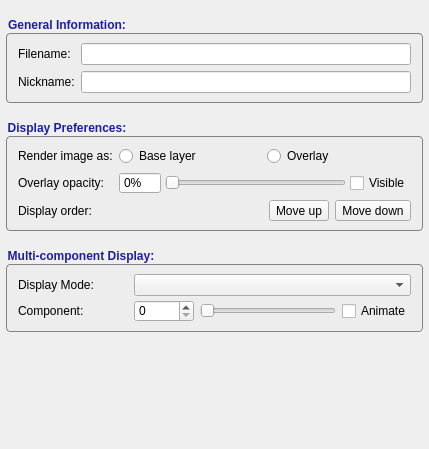
This is GUI/Qt/Components/GeneralLayerInspector.ui in pyushkevich/itksnap as Qt 5 draws it before an edit. The edited form follows.
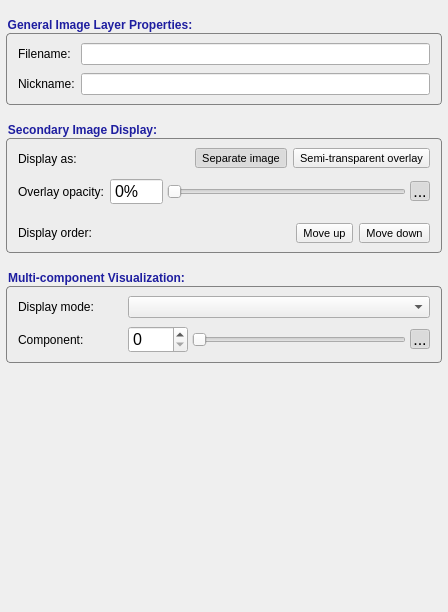
This is the edited form. Icons and pictures are not drawn.

Commit message: Further improvements to the layer inspector general tab

The edit to the form file:
```diff
--- a/GUI/Qt/Components/GeneralLayerInspector.ui
+++ b/GUI/Qt/Components/GeneralLayerInspector.ui
@@ -6,8 +6,8 @@
    <rect>
     <x>0</x>
     <y>0</y>
-    <width>429</width>
-    <height>449</height>
+    <width>448</width>
+    <height>612</height>
    </rect>
   </property>
   <property name="windowTitle">
@@ -55,10 +55,15 @@
      <property name="enabled">
       <bool>true</bool>
      </property>
+     <property name="styleSheet">
+      <string notr="true">QToolButton {
+font-size:11px;
+}</string>
+     </property>
      <property name="title">
-      <string>General Information:</string>
+      <string>General Image Layer Properties:</string>
      </property>
-     <layout class="QGridLayout" name="gridLayout_2" rowstretch="0,0">
+     <layout class="QGridLayout" name="gridLayout_3" rowstretch="0,0">
       <property name="leftMargin">
        <number>6</number>
       </property>
@@ -71,9 +76,19 @@
       <property name="bottomMargin">
        <number>4</number>
       </property>
+      <property name="horizontalSpacing">
+       <number>6</number>
+      </property>
       <property name="verticalSpacing">
-       <number>6</number>
+       <number>8</number>
       </property>
+      <item row="1" column="1">
+       <widget class="QLineEdit" name="inNickname">
+        <property name="toolTip">
+         <string>This is the name that is used when referring to the image in ITK-SNAP.</string>
+        </property>
+       </widget>
+      </item>
       <item row="0" column="0">
        <widget class="QLabel" name="label_3">
         <property name="text">
@@ -89,28 +104,29 @@
        </widget>
       </item>
       <item row="1" column="0">
-       <widget class="QLabel" name="label_4">
+       <widget class="QLabel" name="label_6">
         <property name="text">
          <string>Nickname:</string>
         </property>
        </widget>
       </item>
-      <item row="1" column="1">
-       <widget class="QLineEdit" name="inNickname">
-        <property name="toolTip">
-         <string>This is the name that is used when referring to the image in ITK-SNAP.</string>
-        </property>
-       </widget>
-      </item>
      </layout>
     </widget>
    </item>
    <item>
-    <widget class="QGroupBox" name="grpOverlay">
+    <widget class="QGroupBox" name="grpSecondary">
+     <property name="enabled">
+      <bool>true</bool>
+     </property>
+     <property name="styleSheet">
+      <string notr="true">QToolButton {
+font-size:11px;
+}</string>
+     </property>
      <property name="title">
-      <string>Display Preferences:</string>
+      <string>Secondary Image Display:</string>
      </property>
-     <layout class="QGridLayout" name="gridLayout_3" columnstretch="0,1,0">
+     <layout class="QGridLayout" name="gridLayout_2" rowstretch="0,0,0,0">
       <property name="leftMargin">
        <number>6</number>
       </property>
@@ -123,72 +139,17 @@
       <property name="bottomMargin">
        <number>4</number>
       </property>
+      <property name="horizontalSpacing">
+       <number>6</number>
+      </property>
       <property name="verticalSpacing">
-       <number>6</number>
+       <number>8</number>
       </property>
-      <item row="0" column="1" colspan="2">
-       <widget class="QWidget" name="grpOverlayChecks" native="true">
-        <layout class="QHBoxLayout" name="horizontalLayout_3">
-         <property name="spacing">
-          <number>4</number>
-         </property>
-         <property name="leftMargin">
-          <number>0</number>
-         </property>
-         <property name="topMargin">
-          <number>0</number>
-         </property>
-         <property name="rightMargin">
-          <number>0</number>
-         </property>
-         <property name="bottomMargin">
-          <number>0</number>
-         </property>
-         <item>
-          <widget class="QRadioButton" name="btnUnpin">
-           <property name="toolTip">
-            <string>Render the image side by side with other image layers. This setting is best when working with multiple anatomical images at once.</string>
-           </property>
-           <property name="text">
-            <string>Base layer</string>
-           </property>
-           <property name="icon">
-            <iconset resource="../Resources/SNAPResources.qrc">
-             <normaloff>:/root/icons8_unpin_12.png</normaloff>:/root/icons8_unpin_12.png</iconset>
-           </property>
-           <property name="iconSize">
-            <size>
-             <width>12</width>
-             <height>12</height>
-            </size>
-           </property>
-          </widget>
-         </item>
-         <item>
-          <widget class="QRadioButton" name="btnPin">
-           <property name="toolTip">
-            <string>Render the image as a semi-transparent overlay on top of other images. This setting is best for statistical maps.</string>
-           </property>
-           <property name="text">
-            <string>Overlay</string>
-           </property>
-           <property name="icon">
-            <iconset resource="../Resources/SNAPResources.qrc">
-             <normaloff>:/root/icons8_pin_12.png</normaloff>:/root/icons8_pin_12.png</iconset>
-           </property>
-           <property name="iconSize">
-            <size>
-             <width>12</width>
-             <height>12</height>
-            </size>
-           </property>
-          </widget>
-         </item>
-        </layout>
-       </widget>
-      </item>
-      <item row="1" column="1" colspan="2">
+      <item row="1" column="1">
        <widget class="QWidget" name="grpOpacity" native="true">
+        <property name="styleSheet">
+         <string notr="true">font-size:12pt;</string>
+        </property>
         <layout class="QHBoxLayout" name="horizontalLayout_4">
          <property name="spacing">
           <number>4</number>
@@ -235,43 +196,143 @@
           </widget>
          </item>
          <item>
-          <widget class="QCheckBox" name="chkVisible">
+          <widget class="QToolButton" name="btnVisible">
+           <property name="maximumSize">
+            <size>
+             <width>20</width>
+             <height>20</height>
+            </size>
+           </property>
+           <property name="toolTip">
+            <string>&lt;html&gt;&lt;head/&gt;&lt;body&gt;&lt;p&gt;Toggle the visibility of the overlay&lt;/p&gt;&lt;/body&gt;&lt;/html&gt;</string>
+           </property>
            <property name="text">
-            <string>Visible</string>
+            <string>...</string>
            </property>
+           <property name="icon">
+            <iconset resource="../Resources/SNAPResources.qrc">
+             <normaloff>:/root/icons8_invisible_12.png</normaloff>
+             <normalon>:/root/icons8_visible_12.png</normalon>:/root/icons8_invisible_12.png</iconset>
+           </property>
+           <property name="iconSize">
+            <size>
+             <width>12</width>
+             <height>12</height>
+            </size>
+           </property>
+           <property name="checkable">
+            <bool>true</bool>
+           </property>
+           <property name="checked">
+            <bool>true</bool>
+           </property>
+           <property name="autoRaise">
+            <bool>true</bool>
+           </property>
           </widget>
          </item>
         </layout>
        </widget>
       </item>
-      <item row="0" column="0">
-       <widget class="QLabel" name="label_7">
-        <property name="text">
-         <string>Render image as:</string>
+      <item row="0" column="1">
+       <widget class="QWidget" name="grpOverlayChecks" native="true">
+        <property name="styleSheet">
+         <string notr="true"/>
         </property>
+        <layout class="QHBoxLayout" name="horizontalLayout_5" stretch="0,1,1">
+         <property name="spacing">
+          <number>6</number>
+         </property>
+         <property name="leftMargin">
+          <number>0</number>
+         </property>
+         <property name="topMargin">
+          <number>0</number>
+         </property>
+         <property name="rightMargin">
+          <number>0</number>
+         </property>
+         <property name="bottomMargin">
+          <number>2</number>
+         </property>
+         <item>
+          <spacer name="horizontalSpacer_2">
+           <property name="orientation">
+            <enum>Qt::Horizontal</enum>
+           </property>
+           <property name="sizeHint" stdset="0">
+            <size>
+             <width>2</width>
+             <height>20</height>
+            </size>
+           </property>
+          </spacer>
+         </item>
+         <item>
+          <widget class="QToolButton" name="btnUnpin">
+           <property name="toolTip">
+            <string>Place this image layer earlier in the workspace. This affects the order in which the layers are layed out and rendered.</string>
+           </property>
+           <property name="text">
+            <string>Separate image</string>
+           </property>
+           <property name="icon">
+            <iconset resource="../Resources/SNAPResources.qrc">
+             <normaloff>:/root/icons8_unpin_12.png</normaloff>:/root/icons8_unpin_12.png</iconset>
+           </property>
+           <property name="iconSize">
+            <size>
+             <width>12</width>
+             <height>12</height>
+            </size>
+           </property>
+           <property name="checkable">
+            <bool>true</bool>
+           </property>
+           <property name="checked">
+            <bool>true</bool>
+           </property>
+           <property name="autoExclusive">
+            <bool>true</bool>
+           </property>
+           <property name="toolButtonStyle">
+            <enum>Qt::ToolButtonTextBesideIcon</enum>
+           </property>
+          </widget>
+         </item>
+         <item>
+          <widget class="QToolButton" name="btnPin">
+           <property name="toolTip">
+            <string>Place this image layer earlier in the workspace. This affects the order in which the layers are layed out and rendered.</string>
+           </property>
+           <property name="text">
+            <string>Semi-transparent overlay</string>
+           </property>
+           <property name="icon">
+            <iconset resource="../Resources/SNAPResources.qrc">
+             <normaloff>:/root/icons8_pin_12.png</normaloff>:/root/icons8_pin_12.png</iconset>
+           </property>
+           <property name="iconSize">
+            <size>
+             <width>12</width>
+             <height>12</height>
+            </size>
+           </property>
+           <property name="checkable">
+            <bool>true</bool>
+           </property>
+           <property name="autoExclusive">
+            <bool>true</bool>
+           </property>
+           <property name="toolButtonStyle">
+            <enum>Qt::ToolButtonTextBesideIcon</enum>
+           </property>
+          </widget>
+         </item>
+        </layout>
        </widget>
       </item>
-      <item row="1" column="0">
-       <widget class="QLabel" name="lblOpacity">
-        <property name="text">
-         <string>Overlay opacity:</string>
-        </property>
-        <property name="wordWrap">
-         <bool>true</bool>
-        </property>
-       </widget>
-      </item>
-      <item row="2" column="0">
-       <widget class="QLabel" name="label_9">
-        <property name="text">
-         <string>Display order:</string>
-        </property>
-        <property name="wordWrap">
-         <bool>true</bool>
-        </property>
-       </widget>
-      </item>
-      <item row="2" column="1" colspan="2">
+      <item row="3" column="1">
        <widget class="QWidget" name="widget" native="true">
         <layout class="QHBoxLayout" name="horizontalLayout">
          <property name="leftMargin">
@@ -348,15 +409,61 @@
         </layout>
        </widget>
       </item>
+      <item row="0" column="0">
+       <widget class="QLabel" name="lblOverlayMode">
+        <property name="text">
+         <string>Display as:</string>
+        </property>
+       </widget>
+      </item>
+      <item row="2" column="0">
+       <spacer name="verticalSpacer_2">
+        <property name="orientation">
+         <enum>Qt::Vertical</enum>
+        </property>
+        <property name="sizeType">
+         <enum>QSizePolicy::Fixed</enum>
+        </property>
+        <property name="sizeHint" stdset="0">
+         <size>
+          <width>20</width>
+          <height>10</height>
+         </size>
+        </property>
+       </spacer>
+      </item>
+      <item row="3" column="0">
+       <widget class="QLabel" name="label_9">
+        <property name="text">
+         <string>Display order:</string>
+        </property>
+        <property name="wordWrap">
+         <bool>true</bool>
+        </property>
+       </widget>
+      </item>
+      <item row="1" column="0">
+       <widget class="QLabel" name="lblOpacity">
+        <property name="styleSheet">
+         <string notr="true"/>
+        </property>
+        <property name="text">
+         <string>Overlay opacity:</string>
+        </property>
+        <property name="wordWrap">
+         <bool>true</bool>
+        </property>
+       </widget>
+      </item>
      </layout>
     </widget>
    </item>
    <item>
     <widget class="QGroupBox" name="grpMulticomponent">
      <property name="title">
-      <string>Multi-component Display:</string>
+      <string>Multi-component Visualization:</string>
      </property>
-     <layout class="QGridLayout" name="gridLayout" columnminimumwidth="110,0,0,0">
+     <layout class="QGridLayout" name="gridLayout" columnminimumwidth="104,0">
       <property name="leftMargin">
        <number>6</number>
       </property>
@@ -369,28 +476,106 @@
       <property name="bottomMargin">
        <number>4</number>
       </property>
+      <property name="horizontalSpacing">
+       <number>6</number>
+      </property>
       <property name="verticalSpacing">
-       <number>4</number>
+       <number>8</number>
       </property>
       <item row="0" column="0">
        <widget class="QLabel" name="label">
         <property name="text">
-         <string>Display Mode:</string>
+         <string>Display mode:</string>
         </property>
        </widget>
       </item>
-      <item row="0" column="1" colspan="3">
+      <item row="0" column="1">
        <widget class="QComboBox" name="inMode">
         <property name="toolTip">
          <string>&lt;html&gt;&lt;head/&gt;&lt;body&gt;&lt;p&gt;Multi-component images have more than one value for each voxel. These values may represent measurements taken at different time points, different chromatic components, etc. ITK-SNAP offers multiple ways to visualize this multi-dimensional information. You can choose to visualize just one component, or a summary function of the components, such as magnitude, average, or maximum. In the special case of three-component images, the components can be rendered as red, green and blue channels (RGB).&lt;/p&gt;&lt;/body&gt;&lt;/html&gt;</string>
         </property>
        </widget>
       </item>
-      <item row="1" column="3" alignment="Qt::AlignRight">
-       <widget class="QCheckBox" name="chkAnimate">
-        <property name="text">
-         <string>Animate</string>
+      <item row="1" column="1">
+       <widget class="QWidget" name="grpComponent" native="true">
+        <property name="minimumSize">
+         <size>
+          <width>0</width>
+          <height>20</height>
+         </size>
         </property>
+        <property name="styleSheet">
+         <string notr="true">font-size:12pt;</string>
+        </property>
+        <layout class="QHBoxLayout" name="horizontalLayout_2">
+         <property name="spacing">
+          <number>4</number>
+         </property>
+         <property name="leftMargin">
+          <number>0</number>
+         </property>
+         <property name="topMargin">
+          <number>0</number>
+         </property>
+         <property name="rightMargin">
+          <number>0</number>
+         </property>
+         <property name="bottomMargin">
+          <number>0</number>
+         </property>
+         <item>
+          <widget class="QSpinBox" name="inComponent">
+           <property name="minimumSize">
+            <size>
+             <width>60</width>
+             <height>0</height>
+            </size>
+           </property>
+          </widget>
+         </item>
+         <item>
+          <widget class="QSlider" name="inComponentSlider">
+           <property name="orientation">
+            <enum>Qt::Horizontal</enum>
+           </property>
+          </widget>
+         </item>
+         <item>
+          <widget class="QToolButton" name="btnAnimate">
+           <property name="maximumSize">
+            <size>
+             <width>20</width>
+             <height>20</height>
+            </size>
+           </property>
+           <property name="toolTip">
+            <string>&lt;html&gt;&lt;head/&gt;&lt;body&gt;&lt;p&gt;Toggle the visibility of the overlay&lt;/p&gt;&lt;/body&gt;&lt;/html&gt;</string>
+           </property>
+           <property name="text">
+            <string>...</string>
+           </property>
+           <property name="icon">
+            <iconset resource="../Resources/SNAPResources.qrc">
+             <normaloff>:/root/icons8_film_reel_12.png</normaloff>:/root/icons8_film_reel_12.png</iconset>
+           </property>
+           <property name="iconSize">
+            <size>
+             <width>12</width>
+             <height>12</height>
+            </size>
+           </property>
+           <property name="checkable">
+            <bool>true</bool>
+           </property>
+           <property name="checked">
+            <bool>true</bool>
+           </property>
+           <property name="autoRaise">
+            <bool>true</bool>
+           </property>
+          </widget>
+         </item>
+        </layout>
        </widget>
       </item>
       <item row="1" column="0">
@@ -400,23 +585,6 @@
         </property>
        </widget>
       </item>
-      <item row="1" column="1">
-       <widget class="QSpinBox" name="inComponent">
-        <property name="minimumSize">
-         <size>
-          <width>60</width>
-          <height>0</height>
-         </size>
-        </property>
-       </widget>
-      </item>
-      <item row="1" column="2">
-       <widget class="QSlider" name="inComponentSlider">
-        <property name="orientation">
-         <enum>Qt::Horizontal</enum>
-        </property>
-       </widget>
-      </item>
      </layout>
     </widget>
    </item>
```
Left out of the diff: 2 changed lines with no effect on the pictures. The commit also changes 13 other files.
